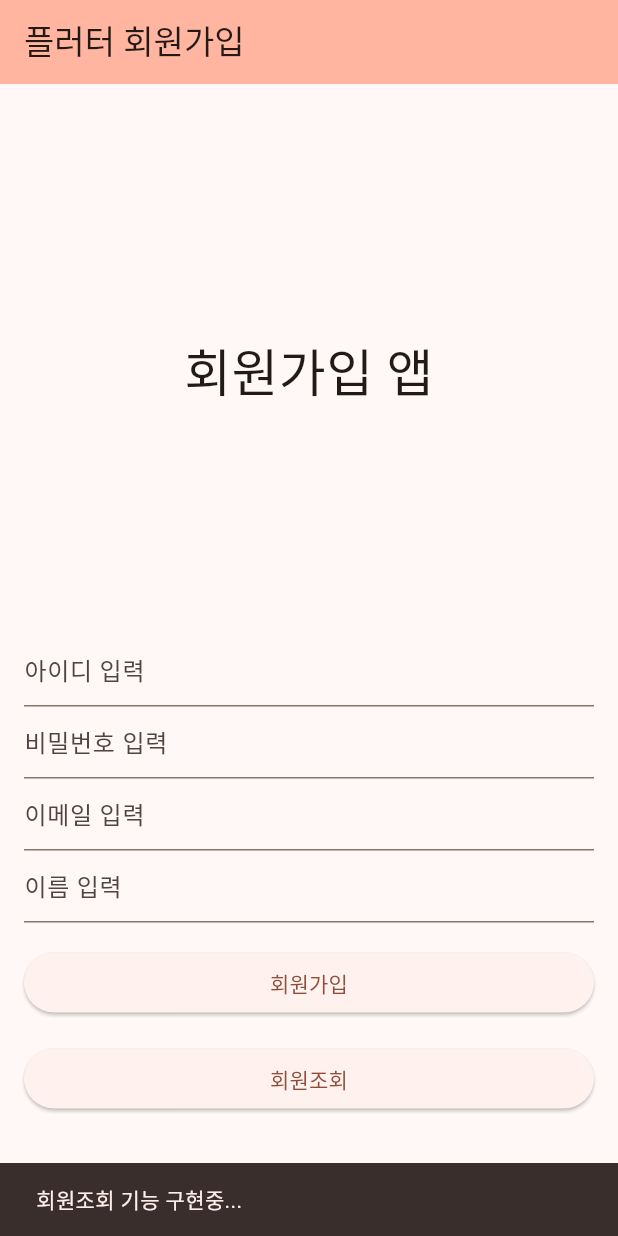
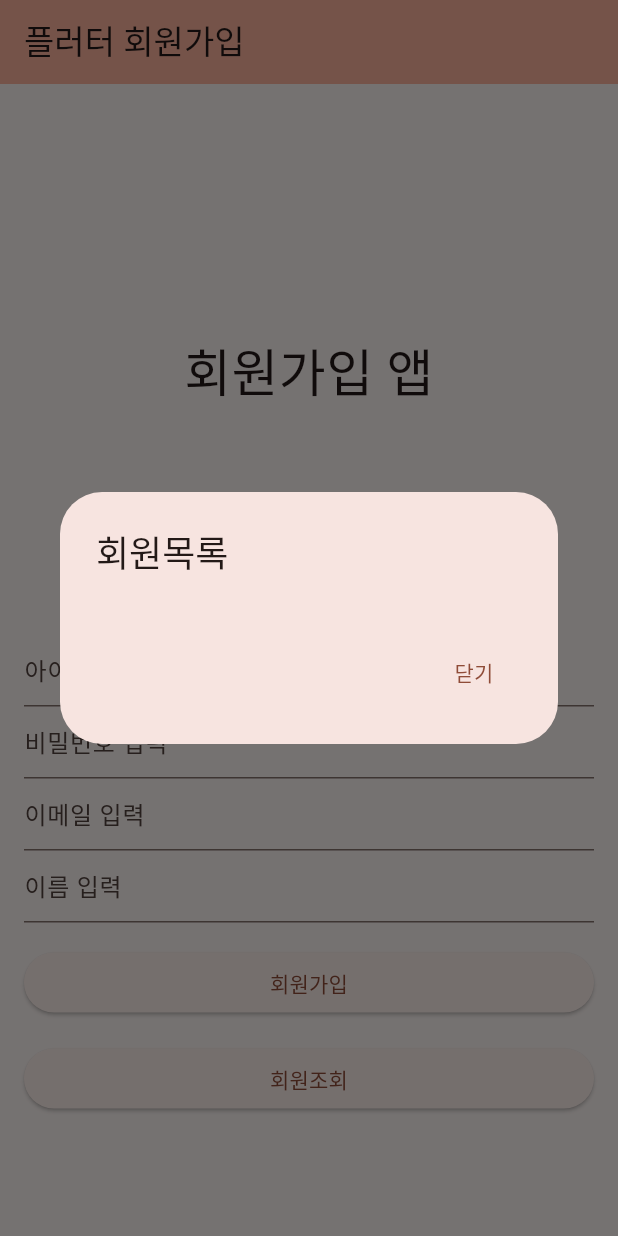
Before and after one commit to Mincheol-Ha/flutter_member_app2, a Flutter app: the screen it shows after launch, after a tap on "회원조회", on a phone screen of 412 x 824 dp. Run offline on Flutter 3.47's test engine with Material 3 defaults, Android fonts, the phone set to English and light mode, and no system bars; our stand-ins replace sqflite, sqflite_common_ffi_web; accounts and stored records are empty.

Commit message:
listUsers/getListUsers 기능 구현

```diff
--- a/lib/helper/database_helper.dart
+++ b/lib/helper/database_helper.dart
@@ -1,4 +1,5 @@
 import 'dart:async';
+import 'dart:convert';
 
 import 'package:path/path.dart';
 import 'package:sqflite/sqflite.dart';
@@ -44,4 +45,13 @@ class Database_Helper{
     final db = await instance.database;
     return await db.insert('member', m.toMap());
   }
+
+  // 모든 회원 조회
+  Future<List<Map<String, dynamic>>> getListUsers() async {
+    final db = await instance.database;
+   // final users = await db.query('member');
+
+   // return users.map((json) => Member.fromMap(json)).toList();
+    return await db.query('member');
+  }
 }
--- a/lib/main.dart
+++ b/lib/main.dart
@@ -136,9 +136,34 @@ class _MainActivityState extends State<MainActivity> {
 
     // 회원조회 처리
     Future<void> _listUsers() async {
-      ScaffoldMessenger.of(context).showSnackBar(
-          SnackBar(content: Text('회원조회 기능 구현중...'))
-      );
+     List<Map<String, dynamic>> users = await _dbHelper.getListUsers();
+
+     // 대화상자에 조회결과를 ㅅ리스트형태로 출력
+     // ListView: 플러터에서 목록을 표시할때 사용하는 위젯
+     // shrinkWrap: 내용에 맞게 ListView 크기 자동 조절
+     // itemCount: ListView에 나타낼 항목 수
+     // itemBuilder: ListView에 나타낼 각 항목을 어떻게 표시할 지 정의
+     // ListTile: ListView에 나타낼 각 항목을 의미, 제목과 부제목으로 구성
+
+     showDialog(
+         context: context,
+         builder: (context) => AlertDialog(
+           title: Text('회원목록'),
+           content: Container(width: double.maxFinite,
+           child: ListView.builder(shrinkWrap: true, itemCount: users.length,
+               itemBuilder: (context, idx) {
+                 final user = users[idx];
+                 return ListTile(title: Text('${user['userid']}'),
+                   subtitle: Text('${user['email']} ${user['regdate']}'),);
+               }
+           )),
+           actions: [
+             //pop : 현재 화면에 나타난 위젯을 제거pop
+             TextButton(onPressed: () => Navigator.pop(context),
+                 child: Text('닫기'))
+           ],
+         ) // AlertDialog
+     ); // showDialog
   } // listUsers
 
 
```
